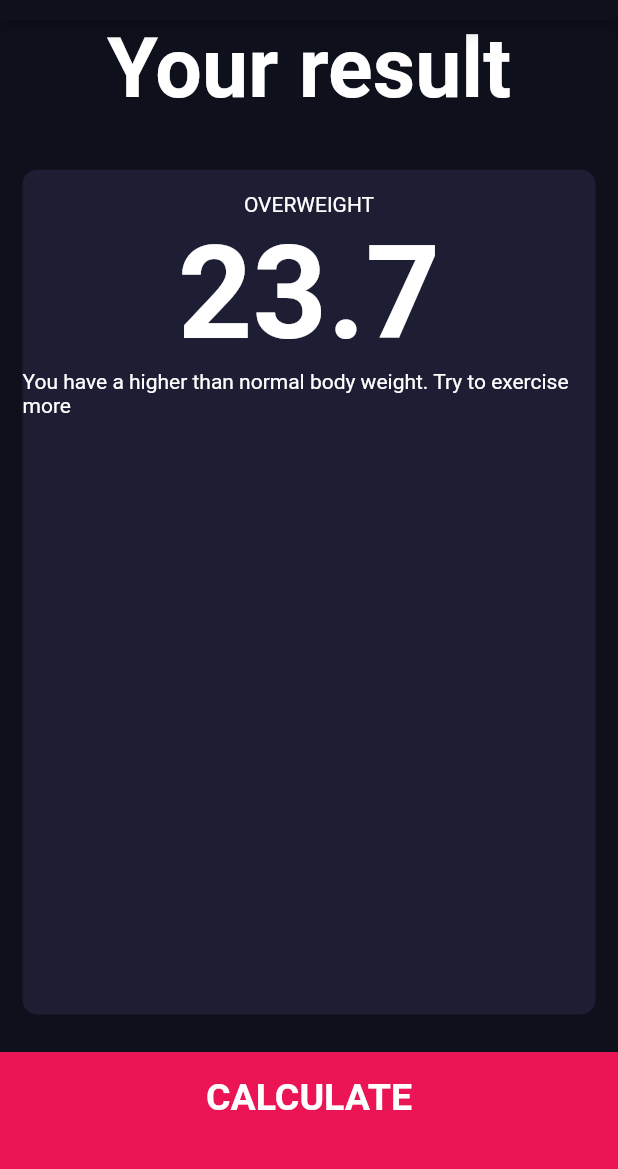
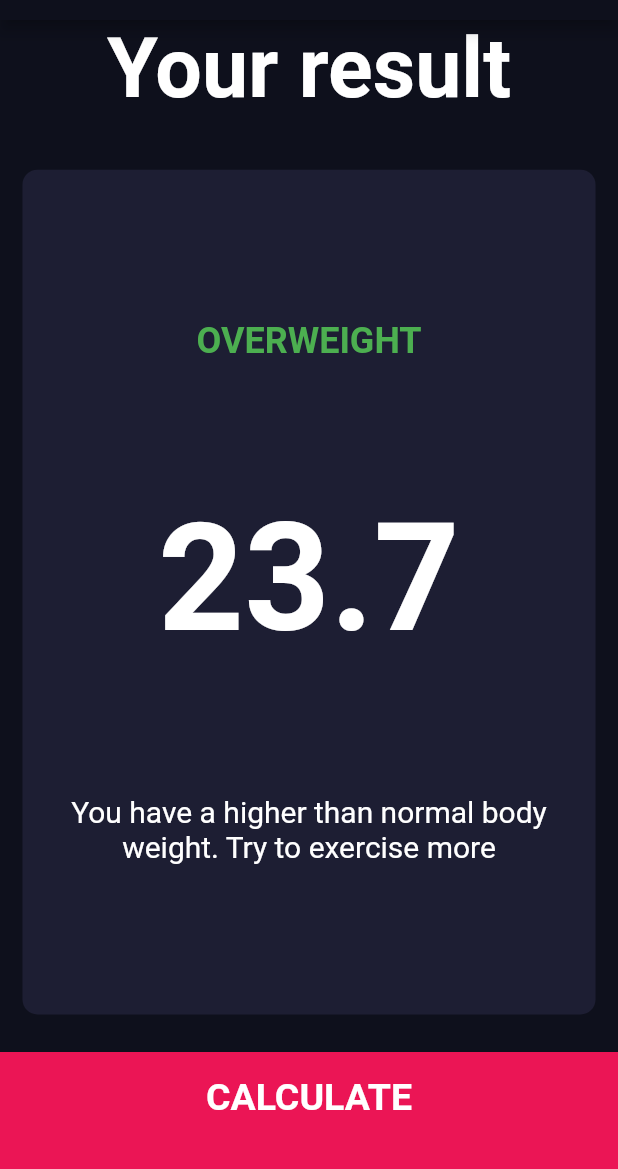
Before and after one commit to danaFlorescu/BMI-Calculator, a Flutter app: the screen it shows after launch, on a phone screen of 412 x 824 dp, the part 64-1233 px from its top. Run offline on Flutter 3.47's test engine with Material 2 defaults, Android fonts, the phone set to English and light mode, and no system bars; our stand-ins replace font_awesome_flutter.

Commit message:
finished the results page design

```diff
--- a/lib/screens/results_page.dart
+++ b/lib/screens/results_page.dart
@@ -27,17 +27,28 @@ class ResultsPage extends StatelessWidget {
             flex: 7,
             child: ReusableCard(
               cardChild: Column(
+                mainAxisAlignment: MainAxisAlignment.spaceEvenly,
                 children: [
-                  Text('OVERWEIGHT'),
+                  Text(
+                    'OVERWEIGHT',
+                    style: TextStyle(
+                      color: Colors.green,
+                      fontSize: 24.0,
+                      fontWeight: FontWeight.bold,
+                    ),
+                  ),
                   Text(
                     '23.7',
                     style: TextStyle(
                       fontWeight: FontWeight.bold,
-                      fontSize: 87.0,
+                      fontSize: 100.0,
                     ),
                   ),
                   Text(
-                      'You have a higher than normal body weight. Try to exercise more'),
+                    'You have a higher than normal body weight. Try to exercise more',
+                    textAlign: TextAlign.center,
+                    style: TextStyle(fontSize: 20.0),
+                  ),
                 ],
               ),
               colour: kActiveCardColour,
```
